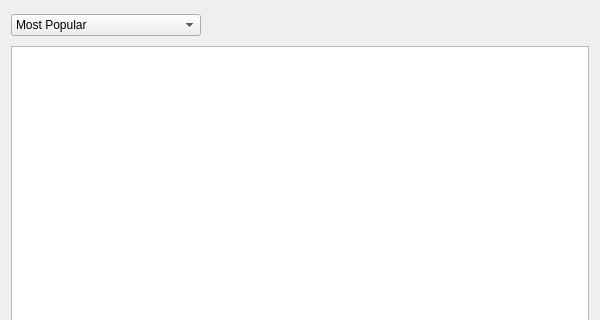
Qt form 2.x/UI/dooble_favorites_popup.ui (textbrowser/dooble) before a commit; both pictures show x 0 to 600 and y 0 to 320 of the 600 by 600 pixel window.
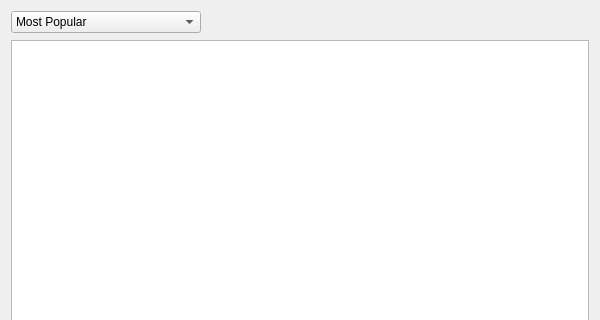
The same form after that commit. Icons and pictures are not drawn. Custom widgets are drawn as their Qt base class.

The edit to the form file:
```diff
--- a/2.x/UI/dooble_favorites_popup.ui
+++ b/2.x/UI/dooble_favorites_popup.ui
@@ -69,12 +69,6 @@
        <property name="text">
         <string/>
        </property>
-       <property name="iconSize">
-        <size>
-         <width>22</width>
-         <height>22</height>
-        </size>
-       </property>
        <property name="autoRaise">
         <bool>true</bool>
        </property>
```
Left out of the diff: 2 changed lines with no effect on the pictures.
